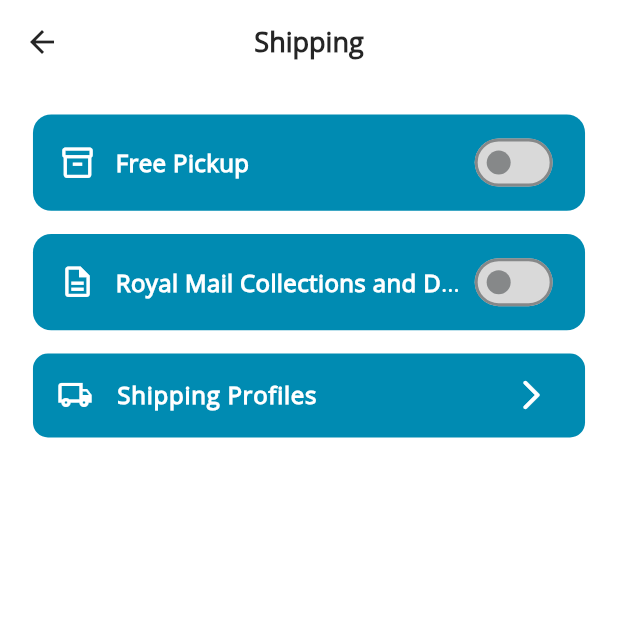
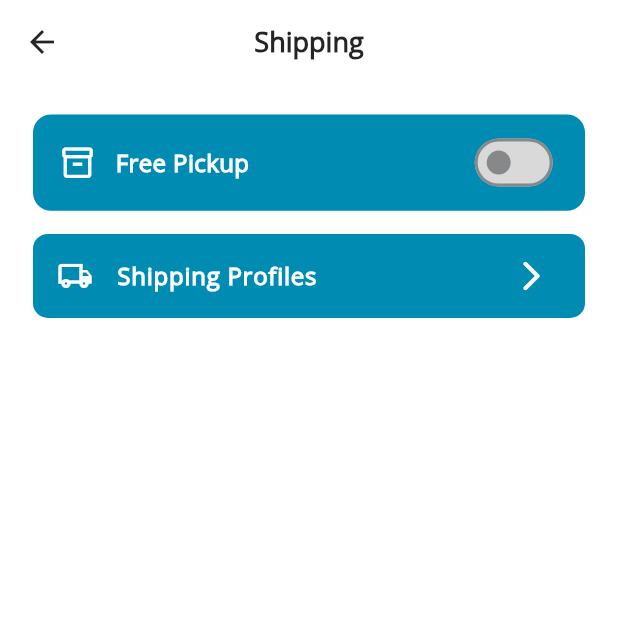
Before and after one commit to masumhasan/musaabadam_app, a Flutter app: the ShippingScreen screen opened by its route, on a phone screen of 412 x 824 dp, the top half of it. Run offline on Flutter 3.47's test engine with Material 3 defaults, Android fonts, the phone set to English and light mode, and no system bars; our stand-ins replace cached_network_image, chewie, dio, fl_chart, flutter_screenutil, flutter_secure_storage and 10 more; missing offline and left inert: stream_video_flutter; accounts and stored records are empty; network calls fail; project files that could hold a hidden picture were left out.

Commit message:
feat(shipping): remove Royal Mail switch option from Shipping settings screen

```diff
--- a/lib/modules/seller/screens/shipping_screen.dart
+++ b/lib/modules/seller/screens/shipping_screen.dart
@@ -12,7 +12,6 @@ class ShippingScreen extends StatelessWidget {
   ShippingScreen({super.key});
 
   final RxBool isFreePickup = false.obs;
-  final RxBool isRoyalMail = false.obs;
 
   @override
   Widget build(BuildContext context) {
@@ -40,15 +39,6 @@ class ShippingScreen extends StatelessWidget {
               title: AppStrings.freePickup,
               icon: Icons.inventory_2_outlined,
               state: isFreePickup,
-              colorScheme: colorScheme,
-            ),
-            SizedBoxWidget(height: 15.h),
-
-            // 2. Royal Mail Switch
-            _buildSwitchTile(
-              title: AppStrings.royalMail,
-              icon: Icons.description_outlined,
-              state: isRoyalMail,
               colorScheme: colorScheme,
             ),
             SizedBoxWidget(height: 15.h),
```
